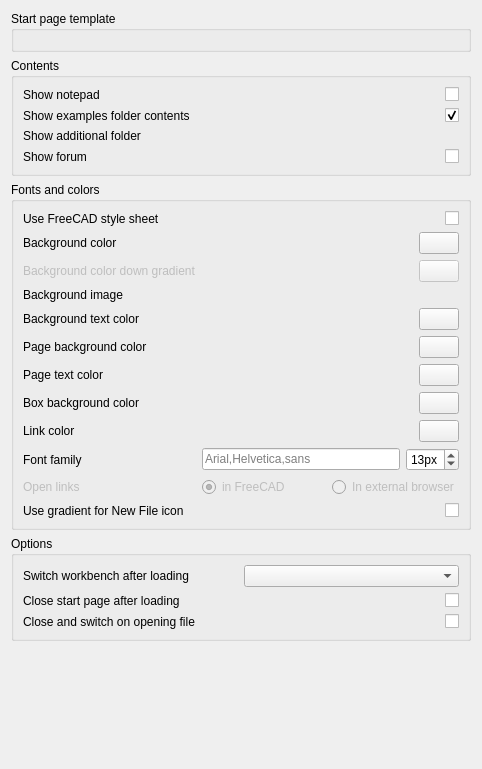
Qt form src/Mod/Start/Gui/DlgStartPreferences.ui (berndhahnebach/All_FreeCAD) before a commit.
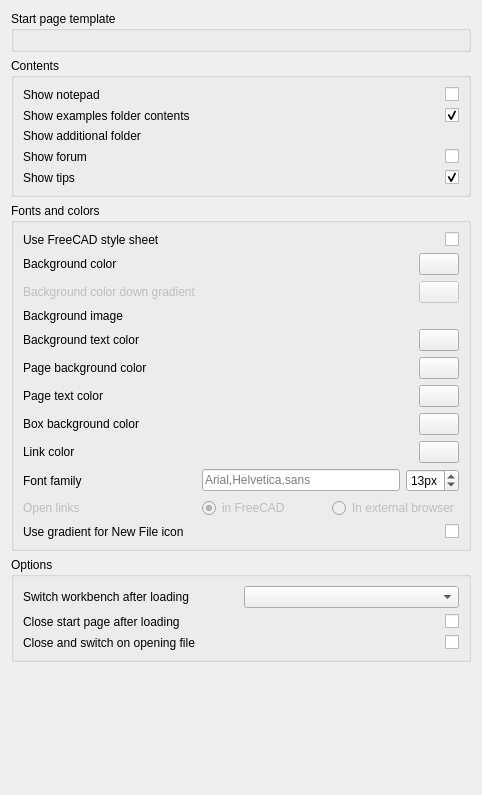
The same form after that commit. Custom widgets are drawn as their Qt base class.

Commit message: Start: Added settings button and allow to turn tips off

The edit to the form file:
```diff
--- a/src/Mod/Start/Gui/DlgStartPreferences.ui
+++ b/src/Mod/Start/Gui/DlgStartPreferences.ui
@@ -7,7 +7,7 @@
     <x>0</x>
     <y>0</y>
     <width>482</width>
-    <height>769</height>
+    <height>795</height>
    </rect>
   </property>
   <property name="windowTitle">
@@ -146,6 +146,32 @@
         </property>
        </widget>
       </item>
+      <item row="4" column="0">
+       <widget class="QLabel" name="label_19">
+        <property name="text">
+         <string>Show tips</string>
+        </property>
+       </widget>
+      </item>
+      <item row="4" column="1">
+       <widget class="Gui::PrefCheckBox" name="checkBox_7">
+        <property name="layoutDirection">
+         <enum>Qt::RightToLeft</enum>
+        </property>
+        <property name="text">
+         <string/>
+        </property>
+        <property name="checked">
+         <bool>true</bool>
+        </property>
+        <property name="prefEntry" stdset="0">
+         <cstring>ShowTips</cstring>
+        </property>
+        <property name="prefPath" stdset="0">
+         <cstring>Mod/Start</cstring>
+        </property>
+       </widget>
+      </item>
      </layout>
     </widget>
    </item>
```
Left out of the diff: 6 changed lines with no effect on the pictures. The commit also changes 8 other files.
